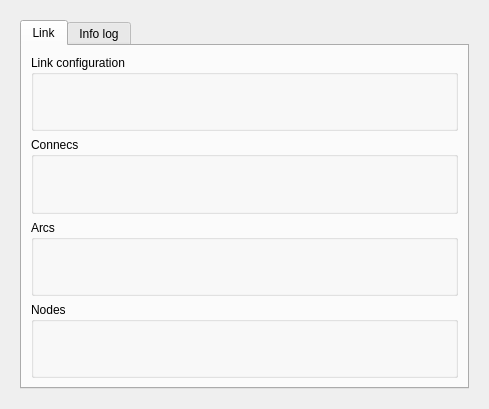
Before: the Qt Designer form core/ui/toolbars/edit/connect_link.ui in giswater/plugin, drawn with Qt 5.
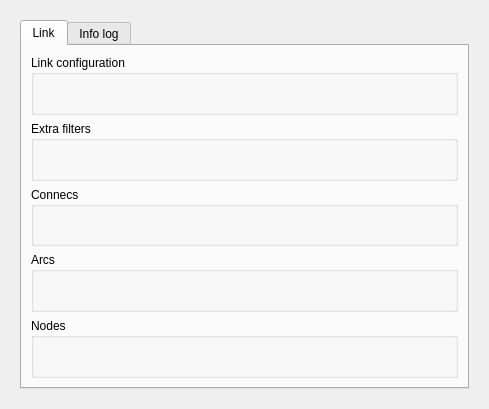
After: the same form once the commit is applied.

Commit message: feat(connect_dialog): add Extra filters layout and functionality to Connect / Gully to network dialogs, enabling advanced filtering options

Diff of the .ui file:
```diff
--- a/core/ui/toolbars/edit/connect_link.ui
+++ b/core/ui/toolbars/edit/connect_link.ui
@@ -63,6 +63,18 @@
             </layout>
            </widget>
           </item>
+          <item>
+           <widget class="QGroupBox" name="groupBox_5">
+            <property name="title">
+             <string>Extra filters</string>
+            </property>
+            <layout class="QGridLayout" name="gridLayout_8">
+             <item row="0" column="0">
+              <layout class="QGridLayout" name="lyt_connect_link_6"/>
+             </item>
+            </layout>
+           </widget>
+          </item>
           <item>
            <widget class="QGroupBox" name="groupBox_2">
             <property name="title">
```
The commit also changes 21 other files.
